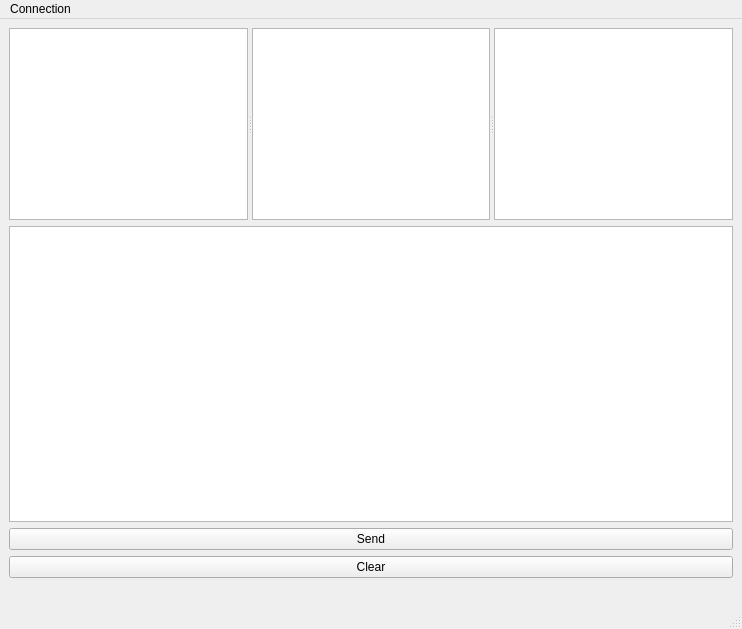
Above: mainwindow.ui from sanikulkin/db-gui before the change. Below: the same form after it.
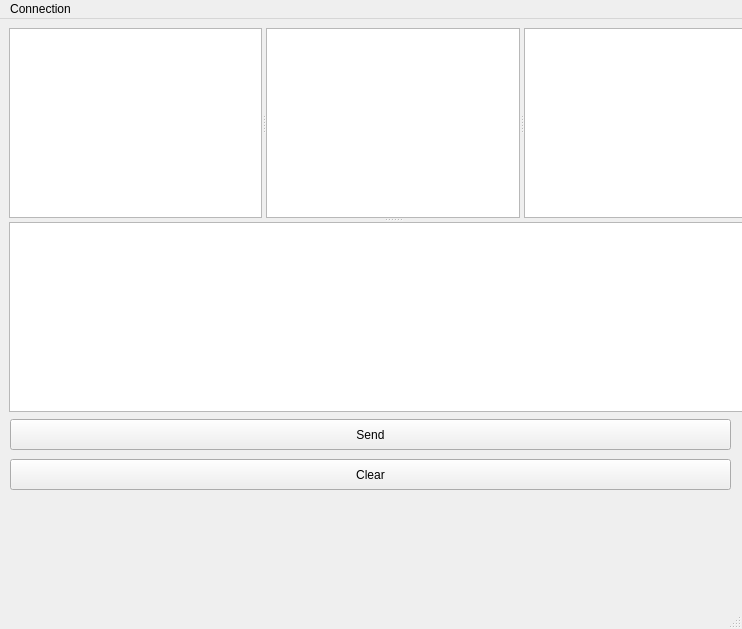
That is the form after the change.

Diff of the .ui file:
```diff
--- a/mainwindow.ui
+++ b/mainwindow.ui
@@ -26,9 +26,15 @@
    <string>DB-GUI</string>
   </property>
   <widget class="QWidget" name="centralwidget">
-   <layout class="QGridLayout" name="gridLayout">
-    <item row="4" column="0">
      <widget class="QLabel" name="errorLable">
+    <property name="geometry">
+     <rect>
+      <x>10</x>
+      <y>480</y>
+      <width>721</width>
+      <height>31</height>
+     </rect>
+    </property>
       <property name="sizePolicy">
        <sizepolicy hsizetype="Preferred" vsizetype="Preferred">
         <horstretch>0</horstretch>
@@ -39,31 +45,44 @@
        <string/>
       </property>
      </widget>
-    </item>
-    <item row="1" column="0">
-     <widget class="QPlainTextEdit" name="comandEdit">
-      <property name="minimumSize">
-       <size>
-        <width>0</width>
-        <height>0</height>
-       </size>
-      </property>
-      <property name="sizeIncrement">
-       <size>
-        <width>0</width>
-        <height>0</height>
-       </size>
-      </property>
-     </widget>
-    </item>
-    <item row="2" column="0">
      <widget class="QPushButton" name="requestButton">
+    <property name="geometry">
+     <rect>
+      <x>10</x>
+      <y>400</y>
+      <width>721</width>
+      <height>31</height>
+     </rect>
+    </property>
       <property name="text">
        <string>Send</string>
       </property>
      </widget>
-    </item>
-    <item row="0" column="0">
+   <widget class="QPushButton" name="clearButton">
+    <property name="geometry">
+     <rect>
+      <x>10</x>
+      <y>440</y>
+      <width>721</width>
+      <height>31</height>
+     </rect>
+    </property>
+    <property name="text">
+     <string>Clear</string>
+    </property>
+   </widget>
+   <widget class="QSplitter" name="splitter_2">
+    <property name="geometry">
+     <rect>
+      <x>9</x>
+      <y>9</y>
+      <width>768</width>
+      <height>384</height>
+     </rect>
+    </property>
+    <property name="orientation">
+     <enum>Qt::Vertical</enum>
+    </property>
      <widget class="QSplitter" name="splitter">
       <property name="orientation">
        <enum>Qt::Horizontal</enum>
@@ -126,15 +145,21 @@
        </property>
       </widget>
      </widget>
-    </item>
-    <item row="3" column="0">
-     <widget class="QPushButton" name="clearButton">
-      <property name="text">
-       <string>Clear</string>
-      </property>
-     </widget>
-    </item>
-   </layout>
+    <widget class="QPlainTextEdit" name="comandEdit">
+     <property name="minimumSize">
+      <size>
+       <width>0</width>
+       <height>0</height>
+      </size>
+     </property>
+     <property name="sizeIncrement">
+      <size>
+       <width>0</width>
+       <height>0</height>
+      </size>
+     </property>
+    </widget>
+   </widget>
   </widget>
   <widget class="QStatusBar" name="statusbar"/>
   <widget class="QMenuBar" name="menubar">
```
Left out of the diff: 2 changed lines with no effect on the pictures. Lines whose indentation alone changed are shown as unchanged.
